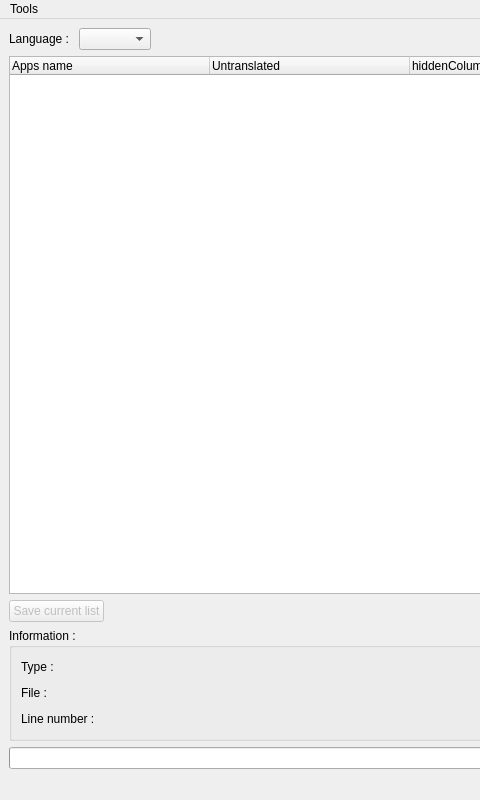
Before: the Qt Designer form source/MainWindow.ui in DelphinPETER/TranslationTools, drawn with Qt 5; both pictures show x 0 to 480 and y 0 to 800 of the 1024 by 800 pixel window.
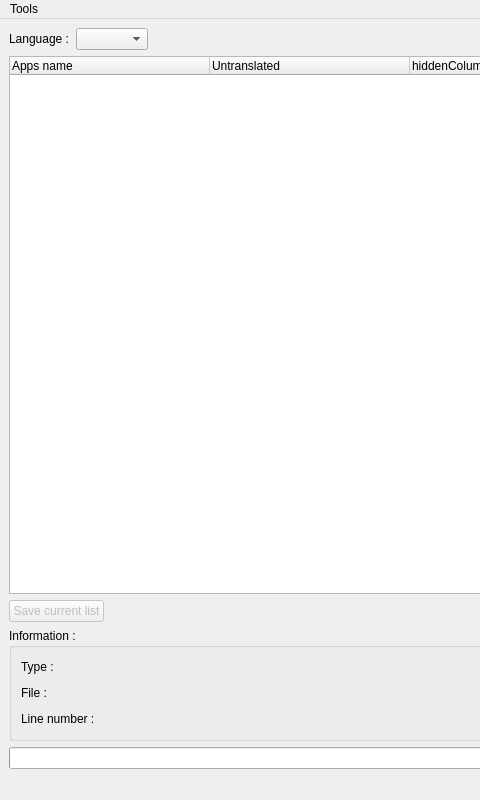
After: the same form once the commit is applied. Icons and pictures are not drawn.

```diff
--- a/source/MainWindow.ui
+++ b/source/MainWindow.ui
@@ -38,7 +38,7 @@
       <item>
        <widget class="QLabel" name="label_Language">
         <property name="text">
-         <string>Language : </string>
+         <string>Language :</string>
         </property>
        </widget>
       </item>
@@ -143,7 +143,7 @@
          <item>
           <widget class="QLabel" name="label_InfoTypeTitle">
            <property name="text">
-            <string>Type : </string>
+            <string>Type :</string>
            </property>
           </widget>
          </item>
@@ -229,7 +229,7 @@
          <item>
           <widget class="QLabel" name="label_LineNumberTitle">
            <property name="text">
-            <string>Line number : </string>
+            <string>Line number :</string>
            </property>
           </widget>
          </item>
```
Left out of the diff: 14 changed lines with no effect on the pictures.
